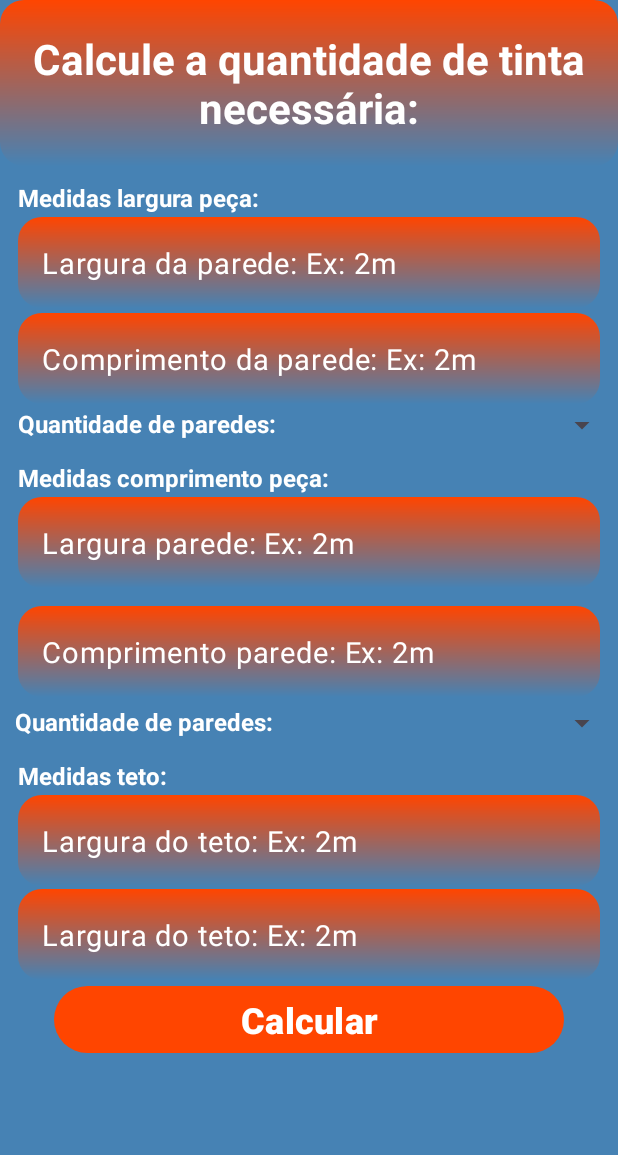
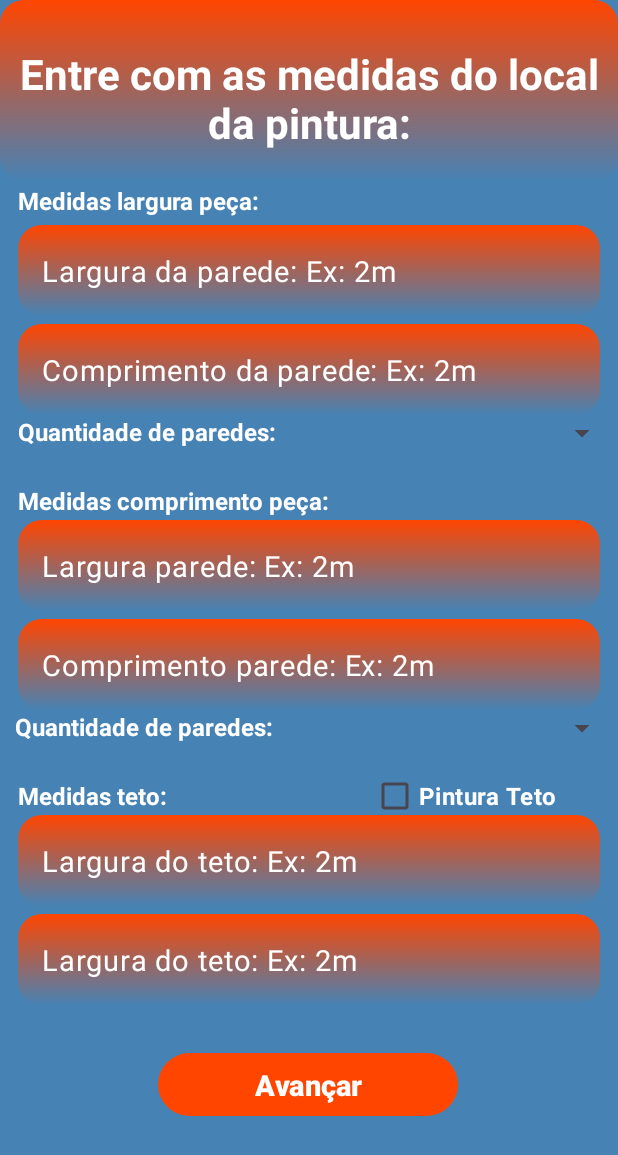
Before and after one commit to Wpompeo/Severino-sWork, an Android app: the Painting screen opened directly, with no data from a screen before it, on a phone screen of 412 x 824 dp. Shown: the top 1155 px of the screen. Run offline under Robolectric (Android 15) with nearby library versions, the phone set to English and light mode, and no system bars.

Commit message:
commit development "development of activities and layouts"

```diff
--- a/app/src/main/AndroidManifest.xml
+++ b/app/src/main/AndroidManifest.xml
@@ -12,6 +12,12 @@
         android:supportsRtl="true"
         android:theme="@style/Theme.SeverinosWork"
         tools:targetApi="31">
+        <activity
+            android:name=".Conversion"
+            android:exported="false" />
+        <activity
+            android:name=".CalculateInk"
+            android:exported="false" />
         <activity
             android:name=".Painting"
             android:exported="false" />
--- a/app/src/main/java/com/example/severinoswork/Construction.kt
+++ b/app/src/main/java/com/example/severinoswork/Conversion.kt
@@ -6,11 +6,11 @@ import androidx.appcompat.app.AppCompatActivity
 import androidx.core.view.ViewCompat
 import androidx.core.view.WindowInsetsCompat
 
-class Construction : AppCompatActivity() {
+class Conversion : AppCompatActivity() {
     override fun onCreate(savedInstanceState: Bundle?) {
         super.onCreate(savedInstanceState)
         enableEdgeToEdge()
-        setContentView(R.layout.activity_construction)
+        setContentView(R.layout.activity_conversion)
         ViewCompat.setOnApplyWindowInsetsListener(findViewById(R.id.main)) { v, insets ->
             val systemBars = insets.getInsets(WindowInsetsCompat.Type.systemBars())
             v.setPadding(systemBars.left, systemBars.top, systemBars.right, systemBars.bottom)
--- a/app/src/main/java/com/example/severinoswork/Floor.kt
+++ b/app/src/main/java/com/example/severinoswork/Floor.kt
@@ -56,12 +56,9 @@ class Floor : AppCompatActivity() {
                 val squareMetersFormat = ("%.2f".format(squareMeters))
                 val totalFloorFormat = (" Você vai precisar de %.2f" +
                         "").format(totalFloor) + " unidades de pisos ou $squareMetersFormat m²"
-
                 floorTotal.text = totalFloorFormat
-
             }
         }
-
         btnRecalculateFloor.setOnClickListener {
             val intent = Intent(this, Floor::class.java)
             startActivity(intent)
--- a/app/src/main/java/com/example/severinoswork/Painting.kt
+++ b/app/src/main/java/com/example/severinoswork/Painting.kt
@@ -1,20 +1,28 @@
 package com.example.severinoswork
 
 import android.os.Bundle
+import android.widget.Button
 import androidx.activity.enableEdgeToEdge
 import androidx.appcompat.app.AppCompatActivity
-import androidx.core.view.ViewCompat
-import androidx.core.view.WindowInsetsCompat
+import com.google.android.material.textfield.TextInputEditText
+
 
 class Painting : AppCompatActivity() {
     override fun onCreate(savedInstanceState: Bundle?) {
         super.onCreate(savedInstanceState)
         enableEdgeToEdge()
         setContentView(R.layout.activity_painting)
-        ViewCompat.setOnApplyWindowInsetsListener(findViewById(R.id.main)) { v, insets ->
-            val systemBars = insets.getInsets(WindowInsetsCompat.Type.systemBars())
-            v.setPadding(systemBars.left, systemBars.top, systemBars.right, systemBars.bottom)
-            insets
-        }
+
+        val edtWidthPiece = findViewById<TextInputEditText>(R.id.edt_til_width_of_the_wall_width)
+        val edtLengthPiece = findViewById<TextInputEditText>(R.id.edt_length_wall_piece)
+        val edtLengthWidthPiece = findViewById<TextInputEditText>(R.id.edt_length_wall_width)
+        val edtLengthLengthPiece = findViewById<TextInputEditText>(R.id.edt_length_of_the_wall_length)
+        val edtWidthCeiling = findViewById<TextInputEditText>(R.id.edt_width_wall_ceiling)
+        val edtLengthCeiling = findViewById<TextInputEditText>(R.id.edt_length_wall_width)
+        val btnNextTint = findViewById<Button>(R.id.btn_calculate_tint)
+
+
+
+
     }
 }
--- a/app/src/main/res/layout/activity_construction.xml
+++ b/app/src/main/res/layout/activity_conversion.xml
@@ -5,6 +5,6 @@
     android:id="@+id/main"
     android:layout_width="match_parent"
     android:layout_height="match_parent"
-    tools:context=".Construction">
+    tools:context=".Conversion">
 
 </androidx.constraintlayout.widget.ConstraintLayout>
--- a/app/src/main/res/layout/activity_painting.xml
+++ b/app/src/main/res/layout/activity_painting.xml
@@ -23,9 +23,9 @@
             android:id="@+id/text_title"
             android:layout_width="match_parent"
             android:layout_height="wrap_content"
-            android:layout_marginTop="20dp"
+            android:layout_marginTop="30dp"
             android:layout_marginBottom="20dp"
-            android:text="Calcule a quantidade de tinta necessária:"
+            android:text="Entre com as medidas do local da pintura:"
             android:textAlignment="center"
             android:textColor="@color/white"
             android:textSize="28dp"
@@ -42,7 +42,7 @@
         android:layout_width="0dp"
         android:layout_height="wrap_content"
         android:layout_marginStart="12dp"
-        android:layout_marginTop="10dp"
+        android:layout_marginTop="2dp"
         android:text="Medidas largura peça:"
         android:textColor="@color/white"
         android:textSize="16sp"
@@ -57,7 +57,7 @@
         android:layout_width="0dp"
         android:layout_height="wrap_content"
         app:hintEnabled="false"
-        android:layout_marginTop="2dp"
+        android:layout_marginTop="5dp"
         android:layout_marginStart="12dp"
         android:layout_marginEnd="12dp"
         app:layout_constraintEnd_toEndOf="parent"
@@ -82,7 +82,7 @@
         android:layout_width="0dp"
         android:layout_height="wrap_content"
         app:hintEnabled="false"
-        android:layout_marginTop="3dp"
+        android:layout_marginTop="5dp"
         android:layout_marginStart="12dp"
         android:layout_marginEnd="12dp"
         app:layout_constraintEnd_toEndOf="parent"
@@ -114,7 +114,7 @@
         android:layout_width="match_parent"
         android:layout_height="wrap_content"
         android:layout_marginStart="12dp"
-        android:layout_marginTop="2dp"
+        android:layout_marginTop="0dp"
         android:text="Quantidade de paredes:"
         android:textColor="@color/white"
         android:textSize="16sp"
@@ -127,7 +127,7 @@
         android:layout_width="0dp"
         android:layout_height="wrap_content"
         android:layout_marginStart="12dp"
-        android:layout_marginTop="2dp"
+        android:layout_marginTop="0dp"
         app:layout_constraintEnd_toEndOf="parent"
         app:layout_constraintStart_toStartOf="@+id/btn_guide_line_center"
         app:layout_constraintTop_toBottomOf="@+id/til_width_wall_length" />
@@ -137,7 +137,7 @@
         android:layout_width="0dp"
         android:layout_height="wrap_content"
         android:layout_marginStart="12dp"
-        android:layout_marginTop="14dp"
+        android:layout_marginTop="24dp"
         android:text="Medidas comprimento peça:"
         android:textColor="@color/white"
         android:textSize="16sp"
@@ -174,7 +174,9 @@
         android:id="@+id/til_length_of_the_wall_length"
         android:layout_width="0dp"
         android:layout_height="wrap_content"
-        android:layout_margin="12dp"
+        android:layout_marginTop="5dp"
+        android:layout_marginStart="12dp"
+        android:layout_marginEnd="12dp"
         app:hintEnabled="false"
         app:layout_constraintEnd_toEndOf="parent"
         app:layout_constraintStart_toStartOf="parent"
@@ -198,7 +200,7 @@
         android:layout_width="match_parent"
         android:layout_height="wrap_content"
         android:layout_marginStart="10dp"
-        android:layout_marginTop="5dp"
+        android:layout_marginTop="0dp"
         android:text="Quantidade de paredes:"
         android:textColor="@color/white"
         android:textSize="16sp"
@@ -212,7 +214,7 @@
         android:layout_width="0dp"
         android:layout_height="wrap_content"
         android:layout_marginStart="12dp"
-        android:layout_marginTop="5dp"
+        android:layout_marginTop="0dp"
         app:layout_constraintEnd_toEndOf="parent"
         app:layout_constraintHorizontal_bias="0.0"
         app:layout_constraintStart_toStartOf="@+id/btn_guide_line_center"
@@ -223,7 +225,7 @@
         android:layout_width="0dp"
         android:layout_height="wrap_content"
         android:layout_marginStart="12dp"
-        android:layout_marginTop="14dp"
+        android:layout_marginTop="24dp"
         android:text="Medidas teto:"
         android:textColor="@color/white"
         android:textSize="16sp"
@@ -233,7 +235,7 @@
         app:layout_constraintTop_toBottomOf="@+id/tv_wall_length_quantity" />
 
     <com.google.android.material.textfield.TextInputLayout
-        android:id="@+id/textInputLayout2"
+        android:id="@+id/til_width_wall_ceiling"
         android:layout_width="0dp"
         android:layout_height="wrap_content"
         android:layout_marginStart="12dp"
@@ -245,6 +247,7 @@
         app:layout_constraintTop_toBottomOf="@+id/textView5">
 
         <com.google.android.material.textfield.TextInputEditText
+            android:id="@+id/edt_width_wall_ceiling"
             android:layout_width="match_parent"
             android:layout_height="wrap_content"
             android:background="@drawable/gradient_bg"
@@ -257,18 +260,19 @@
     </com.google.android.material.textfield.TextInputLayout>
 
     <com.google.android.material.textfield.TextInputLayout
-        android:id="@+id/textInputLayout3"
+        android:id="@+id/til_length_wall_ceiling"
         android:layout_width="0dp"
         android:layout_height="wrap_content"
         android:layout_marginStart="12dp"
-        android:layout_marginTop="2dp"
+        android:layout_marginTop="5dp"
         android:layout_marginEnd="12dp"
         app:hintEnabled="false"
         app:layout_constraintEnd_toEndOf="parent"
         app:layout_constraintStart_toStartOf="parent"
-        app:layout_constraintTop_toBottomOf="@+id/textInputLayout2">
+        app:layout_constraintTop_toBottomOf="@+id/til_width_wall_ceiling">
 
         <com.google.android.material.textfield.TextInputEditText
+            android:id="@+id/edt_length_wall_ceiling"
             android:layout_width="match_parent"
             android:layout_height="wrap_content"
             android:background="@drawable/gradient_bg"
@@ -282,16 +286,31 @@
 
     <Button
         android:id="@+id/btn_calculate_tint"
-        android:layout_width="match_parent"
-        android:layout_height="wrap_content"
+        android:layout_width="200dp"
+        android:layout_height="50dp"
         android:layout_marginStart="36dp"
+        android:layout_marginTop="28dp"
         android:layout_marginEnd="36dp"
-        android:text="Calcular"
-        android:textSize="24sp"
+        android:text="Avançar"
+        android:textSize="19sp"
         android:textStyle="bold"
         app:layout_constraintEnd_toEndOf="parent"
+        app:layout_constraintHorizontal_bias="0.496"
         app:layout_constraintStart_toStartOf="parent"
-        app:layout_constraintTop_toBottomOf="@+id/textInputLayout3" />
+        app:layout_constraintTop_toBottomOf="@+id/til_length_wall_ceiling" />
+
+    <CheckBox
+        android:id="@+id/cb_roof"
+        android:layout_width="wrap_content"
+        android:layout_height="wrap_content"
+        android:text="Pintura Teto"
+        android:textColor="@color/white"
+        android:textSize="16sp"
+        android:textStyle="bold"
+        app:layout_constraintBottom_toBottomOf="@+id/textView5"
+        app:layout_constraintEnd_toEndOf="parent"
+        app:layout_constraintStart_toEndOf="@+id/textView5"
+        app:layout_constraintTop_toTopOf="@+id/textView5" />
 
 
 </androidx.constraintlayout.widget.ConstraintLayout>
```
Also changed, not shown: app/src/main/java/com/example/severinoswork/CalculateInk.kt (added, +16 -0 lines), app/src/main/java/com/example/severinoswork/ChooseYourOption.kt (+22 -4 lines), app/src/main/res/layout/activity_calculate_ink.xml (added, +135 -0 lines).
